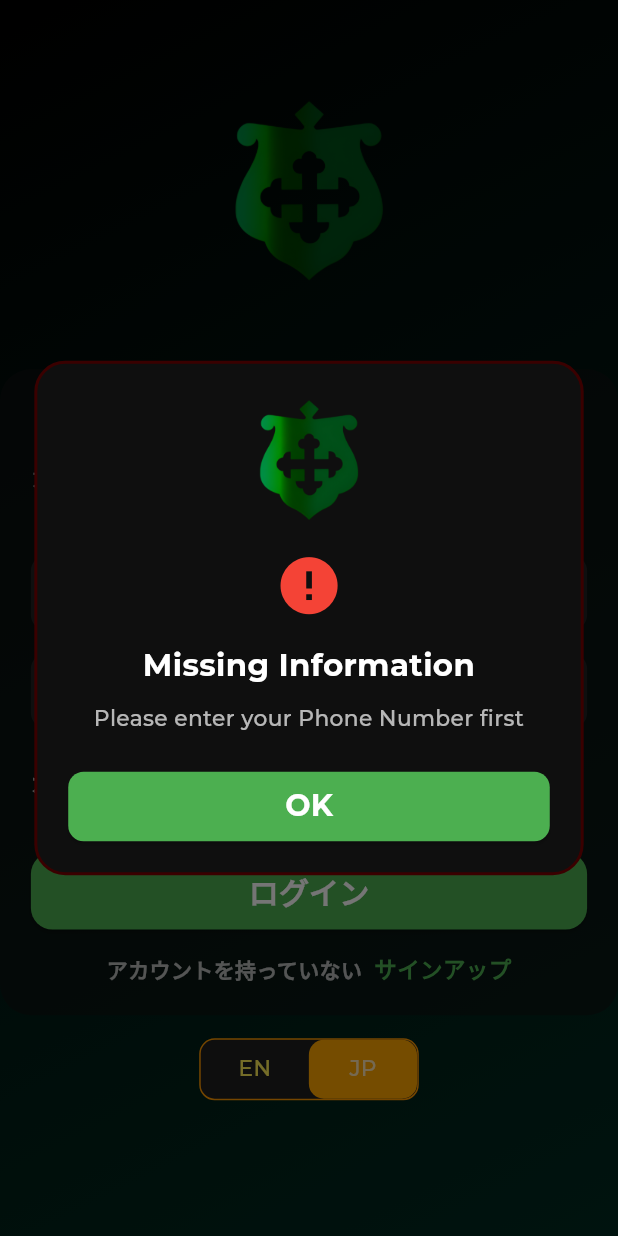
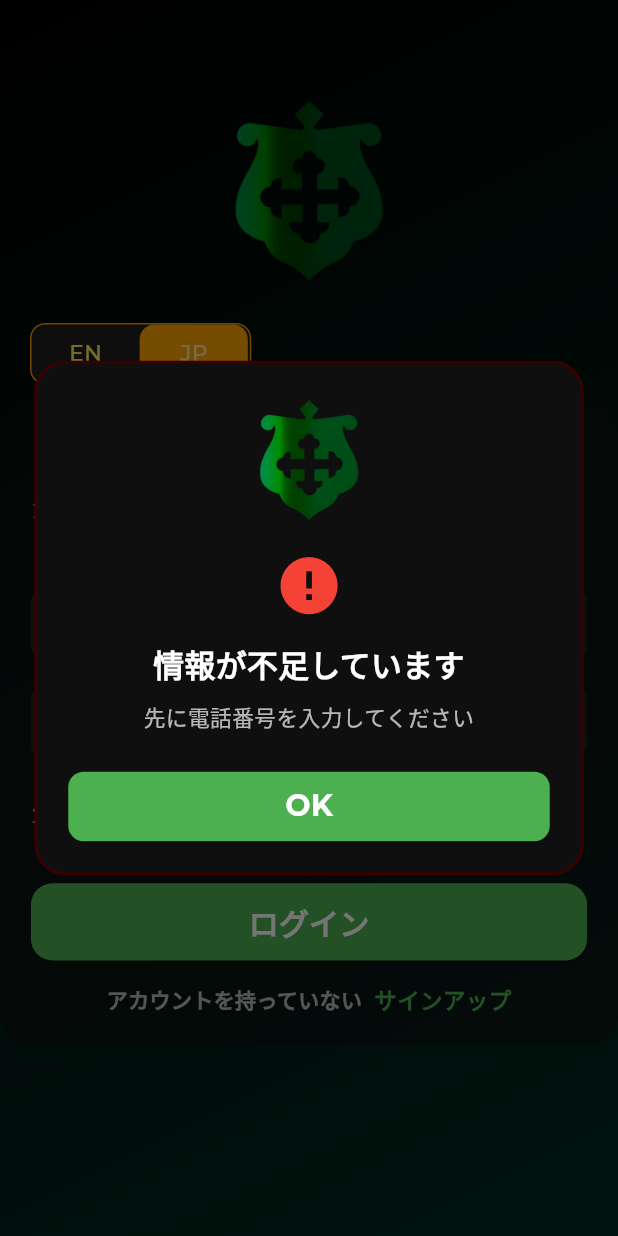
Before and after one commit to saurav-sws/Lord-Camelot, a Flutter app: the LoginView screen opened by its route, after a tap on "JP", after a tap on "認証コードを取得", on a phone screen of 412 x 824 dp. Run offline on Flutter 3.47's test engine with Material 3 defaults, Android fonts, the light colour scheme and no system bars; our stand-ins replace firebase_core, firebase_messaging, flutter_screenutil, get, pin_code_fields; accounts and stored records are empty.

Commit message:
error fix

```diff
--- a/lib/app/modules/login/controllers/login_controller.dart
+++ b/lib/app/modules/login/controllers/login_controller.dart
@@ -4,7 +4,6 @@ import '../../../routes/app_pages.dart';
 import '../../../utils/dialog_helper.dart';
 
 class LoginController extends GetxController {
-
   Rx<TextEditingController?> cardNumberController = Rx<TextEditingController?>(
     null,
   );
@@ -26,7 +25,6 @@ class LoginController extends GetxController {
 
   @override
   void onClose() {
-
     cardNumberController.value?.dispose();
     phoneNumberController.value = null;
 
@@ -47,13 +45,13 @@ class LoginController extends GetxController {
   void login() {
     if (!isCardNumberValid.value || !isPhoneNumberValid.value) {
       DialogHelper.showErrorDialog(
-        title: 'Missing Information',
-        message: 'Please enter both Card Number and Phone Number',
+        title: 'missing_information'.tr,
+        message: 'enter_both'.tr,
       );
       return;
     }
 
-    DialogHelper.showLoading(message: 'Logging in...');
+    DialogHelper.showLoading(message: 'logging_in'.tr);
 
     Future.delayed(const Duration(seconds: 2), () {
       DialogHelper.hideLoading();
@@ -64,13 +62,13 @@ class LoginController extends GetxController {
   void getOtp() {
     if (!isPhoneNumberValid.value) {
       DialogHelper.showErrorDialog(
-        title: 'Missing Information',
-        message: 'Please enter your Phone Number first',
+        title: 'missing_information'.tr,
+        message: 'enter_phone_first'.tr,
       );
       return;
     }
 
-    DialogHelper.showLoading(message: 'Sending OTP...');
+    DialogHelper.showLoading(message: 'sending_otp'.tr);
 
     Future.delayed(const Duration(seconds: 2), () {
       DialogHelper.hideLoading();
--- a/lib/app/modules/login/views/login_view.dart
+++ b/lib/app/modules/login/views/login_view.dart
@@ -40,7 +40,47 @@ class LoginView extends GetView<LoginController> {
                     width: ResponsiveSize.width(90),
                   ),
                 ),
-                SizedBox(height: ResponsiveSize.height(50)),
+                SizedBox(height: ResponsiveSize.height(20)),
+                Align(
+                  alignment: Alignment.topLeft,
+                  child: Container(
+                    margin: EdgeInsets.only(left: 20),
+                    decoration: BoxDecoration(
+                      color: const Color(0xFF1E1E1E),
+                      borderRadius: BorderRadius.circular(
+                        ResponsiveSize.radius(10),
+                      ),
+                      border: Border.all(color: Colors.orange),
+                    ),
+                    height: ResponsiveSize.height(40),
+                    width: ResponsiveSize.width(128.9),
+                    child: Obx(
+                          () => Row(
+                        children: [
+                          _buildLanguageToggleOption(
+                            'EN',
+                            languageController.isEnglish.value,
+                                () {
+                              if (!languageController.isEnglish.value) {
+                                languageController.toggleLanguage();
+                              }
+                            },
+                          ),
+                          _buildLanguageToggleOption(
+                            'JP',
+                            !languageController.isEnglish.value,
+                                () {
+                              if (languageController.isEnglish.value) {
+                                languageController.toggleLanguage();
+                              }
+                            },
+                          ),
+                        ],
+                      ),
+                    ),
+                  ),
+                ),
+                SizedBox(height: ResponsiveSize.height(10)),
                 Container(
                   padding: ResponsiveSize.padding(all: 20),
                   decoration: BoxDecoration(
@@ -165,41 +205,8 @@ class LoginView extends GetView<LoginController> {
                   ),
                 ),
                 SizedBox(height: ResponsiveSize.height(15)),
-                Container(
-                  decoration: BoxDecoration(
-                    color: const Color(0xFF1E1E1E),
-                    borderRadius: BorderRadius.circular(
-                      ResponsiveSize.radius(10),
-                    ),
-                    border: Border.all(color: Colors.orange),
-                  ),
-                  height: ResponsiveSize.height(40),
-                  width: ResponsiveSize.width(127.9),
-                  child: Obx(
-                        () => Row(
-                      children: [
-                        _buildLanguageToggleOption(
-                          'EN',
-                          languageController.isEnglish.value,
-                              () {
-                            if (!languageController.isEnglish.value) {
-                              languageController.toggleLanguage();
-                            }
-                          },
-                        ),
-                        _buildLanguageToggleOption(
-                          'JP',
-                          !languageController.isEnglish.value,
-                              () {
-                            if (languageController.isEnglish.value) {
-                              languageController.toggleLanguage();
-                            }
-                          },
-                        ),
-                      ],
-                    ),
-                  ),
-                ),
+
+
               ],
             ),
           ),
--- a/lib/app/modules/signup/controllers/signup_controller.dart
+++ b/lib/app/modules/signup/controllers/signup_controller.dart
@@ -66,14 +66,14 @@ class SignupController extends GetxController {
         !isCardNumberValid.value ||
         !isPhoneNumberValid.value) {
       DialogHelper.showErrorDialog(
-        title: 'Missing Information',
-        message: 'Please fill all the fields',
+        title: 'missing_information'.tr,
+        message: 'fill_all_fields'.tr,
       );
       return;
     }
 
     // Show loading dialog
-    DialogHelper.showLoading(message: 'Processing your request...');
+    DialogHelper.showLoading(message: 'processing_request'.tr);
 
     // Simulate API call
     Future.delayed(const Duration(seconds: 2), () {
--- a/lib/app/translations/en_US.dart
+++ b/lib/app/translations/en_US.dart
@@ -1,5 +1,4 @@
 final Map<String, String> enUS = {
-
   'sign_in': 'Sign in to your Account',
   'login_desc': 'Enter your Card-No and phone-No to log in',
   'enter_card': 'Enter your Card Number',
@@ -56,4 +55,29 @@ final Map<String, String> enUS = {
   'tracking_start': 'Point tracking in this app starts from 2025.07.01.',
   'before_date':
       'All purchases made before that date will continue to be managed using your physical member card.',
+
+  // Logout confirmation
+  'logout_confirmation': 'Are you sure you want to log out',
+  'yes_logout': 'Yes, Log Out',
+
+  // Error messages
+  'missing_information': 'Missing Information',
+  'enter_both': 'Please enter both Card Number and Phone Number',
+  'enter_phone_first': 'Please enter your Phone Number first',
+  'fill_all_fields': 'Please fill all the fields',
+  'invalid_otp': 'Invalid OTP',
+  'enter_valid_otp': 'Please enter a valid 6-digit OTP',
+
+  // Loading messages
+  'logging_in': 'Logging in...',
+  'sending_otp': 'Sending OTP...',
+  'processing_request': 'Processing your request...',
+  'verifying_otp': 'Verifying OTP...',
+
+  // Success messages
+  'success': 'Success',
+  'otp_verified': 'OTP verified successfully',
+  'continue': 'Continue',
+  'otp_resent': 'OTP Resent',
+  'new_otp_sent': 'A new OTP has been sent to your phone number',
 };
--- a/lib/app/translations/ja_JP.dart
+++ b/lib/app/translations/ja_JP.dart
@@ -1,5 +1,4 @@
 final Map<String, String> jaJP = {
-
   'sign_in': 'アカウントにサインイン',
   'login_desc': 'カード番号と電話番号を入力してログインしてください',
   'enter_card': 'カード番号を入力',
@@ -52,4 +51,29 @@ final Map<String, String> jaJP = {
   'reach_points': '5ポイント未使用で貯まると、以下の特典がもらえます：',
   'tracking_start': 'このアプリでのポイント管理は2025年7月1日から開始されます。',
   'before_date': 'それ以前のご購入分は引き続き物理会員カードで管理されます。',
+
+  // Logout confirmation
+  'logout_confirmation': 'ログアウトしてもよろしいですか？',
+  'yes_logout': 'はい、ログアウトします',
+
+  // Error messages
+  'missing_information': '情報が不足しています',
+  'enter_both': 'カード番号と電話番号の両方を入力してください',
+  'enter_phone_first': '先に電話番号を入力してください',
+  'fill_all_fields': 'すべての項目を入力してください',
+  'invalid_otp': '無効な認証コード',
+  'enter_valid_otp': '有効な6桁の認証コードを入力してください',
+
+  // Loading messages
+  'logging_in': 'ログイン中...',
+  'sending_otp': '認証コードを送信中...',
+  'processing_request': 'リクエスト処理中...',
+  'verifying_otp': '認証コードを確認中...',
+
+  // Success messages
+  'success': '成功',
+  'otp_verified': '認証コードが正常に確認されました',
+  'continue': '続ける',
+  'otp_resent': '認証コード再送信',
+  'new_otp_sent': '新しい認証コードが電話番号に送信されました',
 };
```
Also changed, not shown: lib/app/modules/otp_verification/controllers/otp_verification_controller.dart (+8 -8 lines), lib/app/modules/otp_verification/views/otp_verification_view.dart (+4 -3 lines), lib/app/modules/profile/controllers/profile_controller.dart (+3 -6 lines), lib/app/modules/profile/views/profile_view.dart (+9 -19 lines).
